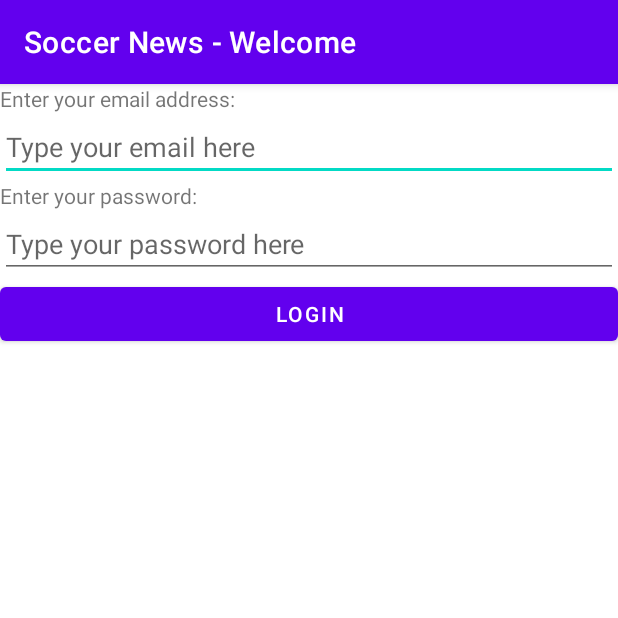
After one commit to WentaoLuk/AndroidFinalProject, an Android app: the LoginPage screen opened directly, with no data from a screen before it, on a phone screen of 412 x 824 dp, the top half of it. The commit adds this screen. Run offline under Robolectric (Android 15) with nearby library versions, the phone set to English and light mode, and no system bars.

Commit message:
update with login page and new language, alert dialog

```diff
--- a/app/build.gradle
+++ b/app/build.gradle
@@ -36,4 +36,5 @@ dependencies {
     testImplementation 'junit:junit:4.+'
     androidTestImplementation 'androidx.test.ext:junit:1.1.2'
     androidTestImplementation 'androidx.test.espresso:espresso-core:3.3.0'
+
 }
--- /dev/null
+++ b/app/src/main/java/algonquin/cst2335/grouproject/LoginPage.java
@@ -0,0 +1,85 @@
+package algonquin.cst2335.grouproject;
+
+import androidx.appcompat.app.AlertDialog;
+import androidx.appcompat.app.AppCompatActivity;
+
+import android.content.Context;
+import android.content.DialogInterface;
+import android.content.Intent;
+import android.content.SharedPreferences;
+import android.os.Bundle;
+import android.preference.PreferenceManager;
+import android.util.Log;
+import android.widget.Button;
+import android.widget.TextView;
+import android.widget.Toast;
+
+import java.util.regex.Matcher;
+import java.util.regex.Pattern;
+
+/**
+ * This page will ask user to input valid email and name to log in to the soccer news page.
+ */
+public class LoginPage extends AppCompatActivity {
+    private static String TAG = "LoginPage";
+
+    @Override
+    protected void onCreate(Bundle savedInstanceState) {
+        super.onCreate(savedInstanceState);
+        setContentView(R.layout.login_page);
+
+        Button loginButton = findViewById(R.id.loginButton);
+        TextView emailEditText = findViewById(R.id.emailEditText);
+
+
+        SharedPreferences prefs = getSharedPreferences("Login", Context.MODE_PRIVATE);
+        String emailAddress = prefs.getString("email", "");
+
+        //Setting email into pre-saved email address
+        emailEditText.setText(emailAddress);
+
+
+        loginButton.setOnClickListener(e -> {
+
+            if (!isEmailValid(emailEditText.getText().toString())) {
+                AlertDialog.Builder builder = new AlertDialog.Builder(this);
+                builder.setMessage(getResources().getString(R.string.incorrect_email_alert))
+                        .setCancelable(false)
+                        .setPositiveButton(getResources().getString(R.string.ok), new DialogInterface.OnClickListener() {
+                            public void onClick(DialogInterface dialog, int id) {
+                                emailEditText.requestFocus(); //give focus back to emailEditText
+                            }
+                        });
+                AlertDialog alert = builder.create();
+                alert.show();
+            } else {
+
+                // put the email into sharedPreference for the next time use
+
+                SharedPreferences.Editor editor = prefs.edit();
+
+                editor.putString("email", emailEditText.getText().toString());
+                editor.apply();
+
+                Intent nextPage = new Intent(LoginPage.this, BridgePage.class);
+                nextPage.putExtra("email", emailEditText.getText().toString());
+                startActivity(nextPage);
+            }
+        });
+
+    }
+
+    /**
+     * This method verifies the email format
+     *
+     * @param email the email user input
+     * @return true if the email is valid or false if it is not valid.
+     */
+    public static boolean isEmailValid(String email) {
+        String expression = "^[\\w\\.-]+@([\\w\\-]+\\.)+[A-Z]{2,4}$";
+        Pattern pattern = Pattern.compile(expression, Pattern.CASE_INSENSITIVE);
+        Matcher matcher = pattern.matcher(email);
+        return matcher.matches();
+    }
+
+}
--- a/app/src/main/res/layout/detail_page.xml
+++ b/app/src/main/res/layout/detail_page.xml
@@ -43,7 +43,7 @@
         android:layout_width="370dp"
         android:layout_height="wrap_content"
         android:layout_marginTop="5dp"
-        android:text="Description goes here"
+        android:text="Description"
         app:layout_constraintEnd_toEndOf="parent"
         app:layout_constraintHorizontal_bias="0.487"
         app:layout_constraintStart_toStartOf="parent"
@@ -54,7 +54,7 @@
         android:layout_width="wrap_content"
         android:layout_height="wrap_content"
         android:layout_marginStart="48dp"
-        android:text="Save"
+        android:text="@string/save"
         app:layout_constraintStart_toStartOf="parent"
         app:layout_constraintTop_toTopOf="@+id/browserButton" />
 
@@ -64,7 +64,7 @@
         android:layout_height="wrap_content"
         android:layout_marginEnd="40dp"
         android:layout_marginBottom="28dp"
-        android:text="Open In Browser"
+        android:text="@string/open_in_browser"
         app:layout_constraintBottom_toBottomOf="parent"
         app:layout_constraintEnd_toEndOf="parent" />
 </androidx.constraintlayout.widget.ConstraintLayout>
--- /dev/null
+++ b/app/src/main/res/layout/login_page.xml
@@ -0,0 +1,92 @@
+<?xml version="1.0" encoding="utf-8"?>
+<LinearLayout xmlns:android="http://schemas.android.com/apk/res/android"
+    xmlns:app="http://schemas.android.com/apk/res-auto"
+    xmlns:tools="http://schemas.android.com/tools"
+    android:layout_width="match_parent"
+    android:layout_height="wrap_content"
+    android:orientation="vertical"
+    tools:context=".MainActivity">
+
+
+    <TextView
+        android:layout_width="wrap_content"
+        android:layout_height="wrap_content"
+        android:text="@string/email_address_prompt"/>
+    <EditText
+        android:id="@+id/emailEditText"
+        android:layout_width="match_parent"
+        android:layout_height="wrap_content"
+        android:hint="@string/email_placeholder"
+        />
+    <TextView
+        android:layout_width="wrap_content"
+        android:layout_height="wrap_content"
+        android:text="@string/password_prompt"/>
+    <EditText
+        android:id="@+id/passwd"
+        android:layout_width="match_parent"
+        android:layout_height="wrap_content"
+        android:inputType="textPassword"
+        android:hint="@string/password_placeholder"
+        />
+
+    <Button
+        android:id="@+id/loginButton"
+        android:layout_width="match_parent"
+        android:layout_height="wrap_content"
+        android:text="@string/login_button"/>
+
+<!--    <Button-->
+<!--        android:id="@+id/button1"-->
+<!--        android:layout_width="wrap_content"-->
+<!--        android:layout_height="wrap_content"-->
+<!--        android:layout_marginStart="32dp"-->
+<!--        android:layout_marginTop="27dp"-->
+<!--        android:text="@string/button1"-->
+<!--        app:layout_constraintEnd_toStartOf="@+id/button2"-->
+<!--        app:layout_constraintHorizontal_bias="0.5"-->
+<!--        app:layout_constraintStart_toStartOf="parent"-->
+<!--        app:layout_constraintTop_toTopOf="parent" />-->
+
+<!--    <Button-->
+<!--        android:id="@+id/button2"-->
+<!--        android:layout_width="wrap_content"-->
+<!--        android:layout_height="wrap_content"-->
+<!--        android:layout_marginStart="32dp"-->
+<!--        android:text="@string/button2"-->
+<!--        app:layout_constraintEnd_toStartOf="@+id/button3"-->
+<!--        app:layout_constraintHorizontal_bias="0.5"-->
+<!--        app:layout_constraintStart_toEndOf="@+id/button1"-->
+<!--        app:layout_constraintTop_toTopOf="@+id/button1" />-->
+
+<!--    <Button-->
+<!--        android:id="@+id/button3"-->
+<!--        android:layout_width="wrap_content"-->
+<!--        android:layout_height="wrap_content"-->
+<!--        android:layout_marginStart="32dp"-->
+<!--        android:text="@string/button3"-->
+<!--        app:layout_constraintEnd_toEndOf="parent"-->
+<!--        app:layout_constraintHorizontal_bias="0.5"-->
+<!--        app:layout_constraintStart_toEndOf="@+id/button2"-->
+<!--        app:layout_constraintTop_toTopOf="@+id/button2" />-->
+
+<!--    <ImageView-->
+<!--        android:id="@+id/flagView"-->
+<!--        android:layout_width="wrap_content"-->
+<!--        android:layout_height="wrap_content"-->
+<!--        android:layout_marginTop="32dp"-->
+<!--        app:layout_constraintStart_toStartOf="@+id/button1"-->
+<!--        app:layout_constraintTop_toBottomOf="@+id/button1"-->
+<!--        app:srcCompat="@drawable/flag" />-->
+
+<!--    <Switch-->
+<!--        android:id="@+id/spin_switch"-->
+<!--        android:layout_width="wrap_content"-->
+<!--        android:layout_height="wrap_content"-->
+<!--        android:layout_marginEnd="32dp"-->
+<!--        android:text="@string/spin_message"-->
+<!--        app:layout_constraintBottom_toBottomOf="@+id/flagView"-->
+<!--        app:layout_constraintEnd_toEndOf="parent"-->
+<!--        app:layout_constraintTop_toTopOf="@+id/flagView" />-->
+
+</LinearLayout>
--- a/app/src/main/res/layout/news_list.xml
+++ b/app/src/main/res/layout/news_list.xml
@@ -19,7 +19,7 @@
         android:layout_width="wrap_content"
         android:layout_height="wrap_content"
         android:layout_marginBottom="8dp"
-        android:text="Saved"
+        android:text="@string/saved_button"
         app:layout_constraintBottom_toBottomOf="parent"
         app:layout_constraintEnd_toEndOf="parent"
         app:layout_constraintStart_toStartOf="parent" />
--- a/app/src/main/res/layout/soccer_layout.xml
+++ b/app/src/main/res/layout/soccer_layout.xml
@@ -4,7 +4,7 @@
     xmlns:tools="http://schemas.android.com/tools"
     android:layout_width="match_parent"
     android:layout_height="match_parent"
-    tools:context=".SoccerActivity">
+    tools:context=".LoginPage">
 
     <FrameLayout
         android:id="@+id/fragmentRoom"
--- a/app/src/main/res/values/strings.xml
+++ b/app/src/main/res/values/strings.xml
@@ -1,3 +1,27 @@
 <resources>
-    <string name="app_name">Soccer News</string>
+    <string name="app_name">Soccer News - Welcome</string>
+    <string name="author_name">Wentao Lu</string>
+    <string name="top_title">Soccer News</string>
+    <string name="news_detail">News Detail</string>
+    <string name="saved_button">FAVORITE</string>
+    <string name="save">SAVE</string>
+    <string name="unsave">UNSAVE</string>
+    <string name="open_in_browser">OPEN IN BROWSER</string>
+    <string name="article_saved_notice">Article is saved to your list!</string>
+    <string name="article_removed_notice">Article is removed from your list!</string>
+    <string name="article_delete_confirm">Delete it from your favorite list?</string>
+    <string name="email_address_prompt">Enter your email address: </string>
+    <string name="email_placeholder">Type your email here</string>
+    <string name="password_prompt">Enter your password:</string>
+    <string name="password_placeholder">Type your password here</string>
+    <string name="login_button">LOGIN</string>
+    <string name="go_back_button">GO BACK</string>
+    <string name="incorrect_email_alert">Invalid email format. Please try again!</string>
+    <string name="ok">OK</string>
+    <string name="yes">yes</string>
+    <string name="no">NO</string>
+    <string name="alert">ALERT</string>
+    <string name="welcome">welcome!</string>
+
+
 </resources>
```
Also changed, not shown: app/src/main/AndroidManifest.xml (+15 -4 lines), app/src/main/java/algonquin/cst2335/grouproject/BridgePage.java (added, +34 -0 lines), app/src/main/java/algonquin/cst2335/grouproject/DetailPage.java (+32 -13 lines), app/src/main/java/algonquin/cst2335/grouproject/NewSavedList.java (+17 -3 lines), app/src/main/java/algonquin/cst2335/grouproject/SoccerActivity.java (deleted, +0 -46 lines), app/src/main/java/algonquin/cst2335/grouproject/SoccerListFragment.java (+16 -3 lines), 1 other file.
